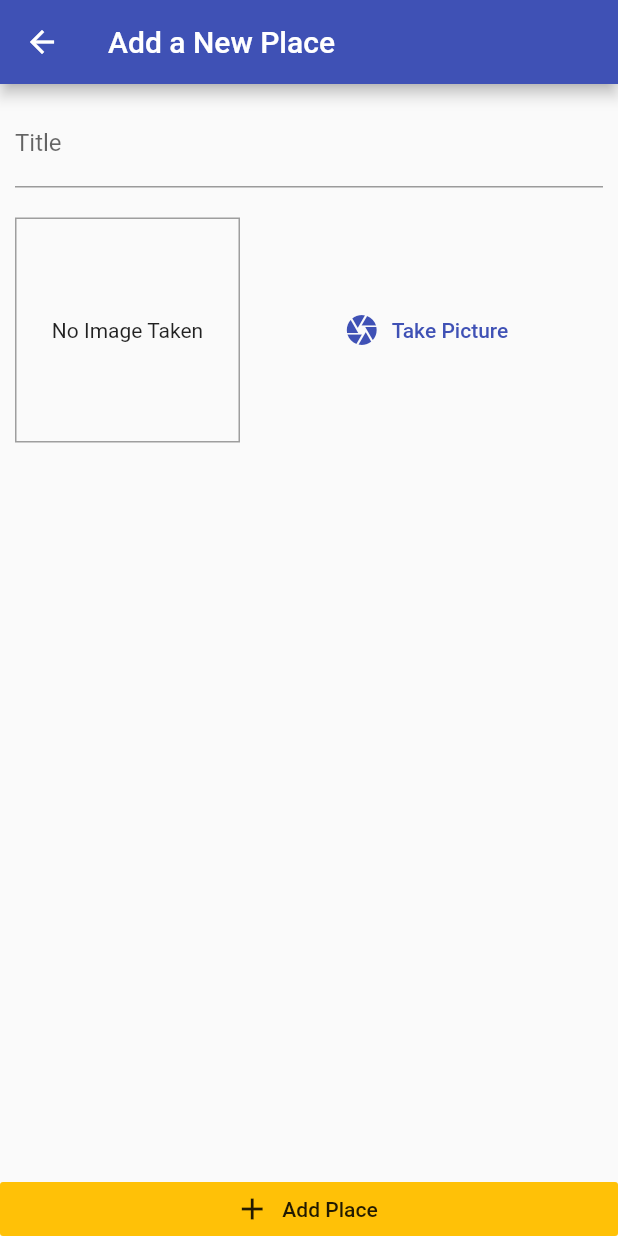
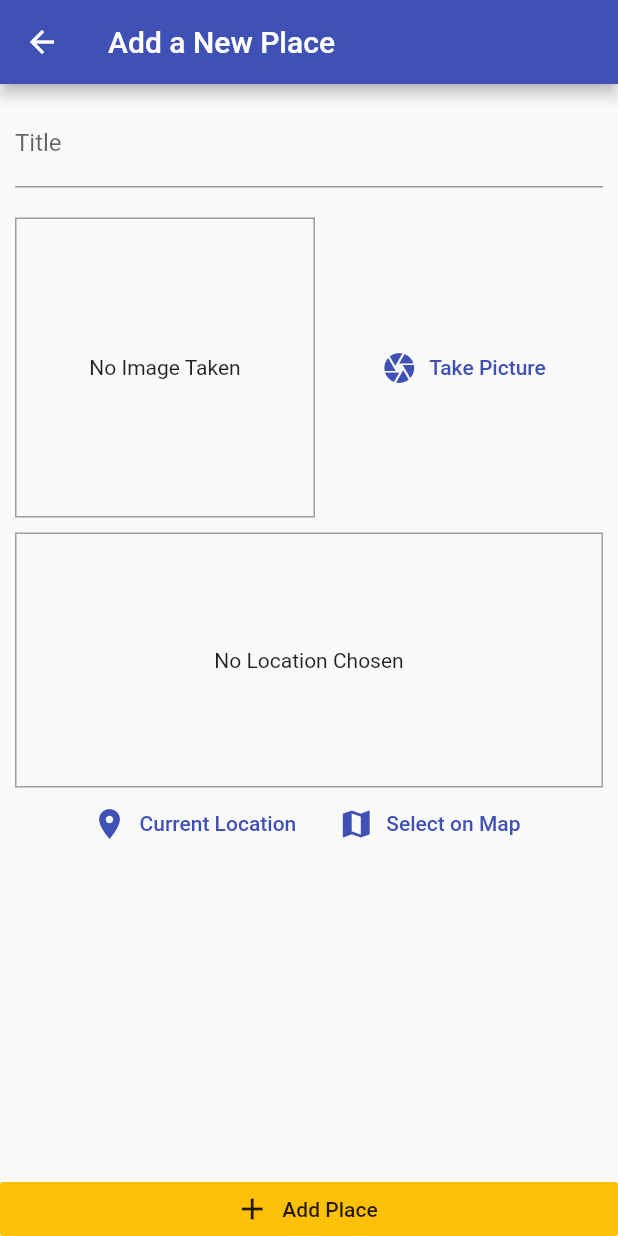
Before and after one commit to mreslamgeek/great_places_app, a Flutter app: the AddPlaceScreen screen opened by its route, on a phone screen of 412 x 824 dp. Run offline on Flutter 3.47's test engine with Material 2 defaults, Android fonts, the phone set to English and light mode, and no system bars; our stand-ins replace image_picker, location, sqflite; accounts and stored records are empty.

Commit message:
get and preview location

```diff
--- /dev/null
+++ b/lib/helpers/location_helper.dart
@@ -0,0 +1,10 @@
+const GOOGLE_API_KEY = 'AIzaSyCy374my1dJkO9IVQSV6aH8T_MQcH_zgwQ';
+
+class LocationHelper {
+  static String generateLocationPreviewImage({
+    double latitude,
+    double longitude,
+  }) {
+    return 'https://maps.googleapis.com/maps/api/staticmap?center=&$latitude,$longitude&zoom=16&size=600x300&maptype=roadmap&markers=color:red%7Clabel:A%7C$latitude,$longitude&key=$GOOGLE_API_KEY';
+  }
+}
--- a/lib/screens/add_place_screen.dart
+++ b/lib/screens/add_place_screen.dart
@@ -4,6 +4,7 @@ import 'package:provider/provider.dart';
 
 import '../widgets/image_input.dart';
 import '../providers/great_places.dart';
+import '../widgets/location_input.dart';
 
 class AddPlaceScreen extends StatefulWidget {
   static const routeName = '/add-place';
@@ -53,7 +54,9 @@ class _AddPlaceScreenState extends State<AddPlaceScreen> {
                       controller: _titleController,
                     ),
                     SizedBox(height: 20),
-                    ImageInput(_selectImage)
+                    ImageInput(_selectImage),
+                    SizedBox(height: 10),
+                    LocationInput()
                   ],
                 ),
               ),
--- a/lib/widgets/image_input.dart
+++ b/lib/widgets/image_input.dart
@@ -41,8 +41,8 @@ class _ImageInputState extends State<ImageInput> {
     return Row(
       children: [
         Container(
-          width: 150,
-          height: 150,
+          width: 200,
+          height: 200,
           decoration:
               BoxDecoration(border: Border.all(width: 1, color: Colors.grey)),
           child: _storedImage != null
--- /dev/null
+++ b/lib/widgets/location_input.dart
@@ -0,0 +1,70 @@
+import 'package:flutter/material.dart';
+import 'package:location/location.dart';
+
+import '../helpers/location_helper.dart';
+
+class LocationInput extends StatefulWidget {
+  @override
+  _LocationInputState createState() => _LocationInputState();
+}
+
+class _LocationInputState extends State<LocationInput> {
+  String _previewImageUrl;
+
+  Future<void> _getCurrentUserLocation() async {
+    final locData = await Location().getLocation();
+    final staticMapImageUrl = LocationHelper.generateLocationPreviewImage(
+      latitude: locData.latitude,
+      longitude: locData.longitude,
+    );
+    setState(() {
+      _previewImageUrl = staticMapImageUrl;
+    });
+  }
+
+  @override
+  Widget build(BuildContext context) {
+    return Column(
+      children: [
+        Container(
+          alignment: Alignment.center,
+          height: 170,
+          width: double.infinity,
+          decoration: BoxDecoration(
+            border: Border.all(
+              width: 1,
+              color: Colors.grey,
+            ),
+          ),
+          child: _previewImageUrl == null
+              ? Text(
+                  'No Location Chosen',
+                  textAlign: TextAlign.center,
+                )
+              : Image.network(
+                  _previewImageUrl,
+                  fit: BoxFit.cover,
+                  width: double.infinity,
+                ),
+        ),
+        Row(
+          mainAxisAlignment: MainAxisAlignment.center,
+          children: [
+            FlatButton.icon(
+              icon: Icon(Icons.location_on),
+              label: Text('Current Location'),
+              textColor: Theme.of(context).primaryColor,
+              onPressed: _getCurrentUserLocation,
+            ),
+            FlatButton.icon(
+              icon: Icon(Icons.map),
+              label: Text('Select on Map'),
+              textColor: Theme.of(context).primaryColor,
+              onPressed: () {},
+            ),
+          ],
+        )
+      ],
+    );
+  }
+}
--- a/pubspec.yaml
+++ b/pubspec.yaml
@@ -34,6 +34,8 @@ dependencies:
   path: ^1.8.0
   path_provider: ^2.0.9
   sqflite: ^2.0.2
+  location: ^4.3.0
+
 
 
 
```
Also changed, not shown: pubspec.lock, 2 other files.
